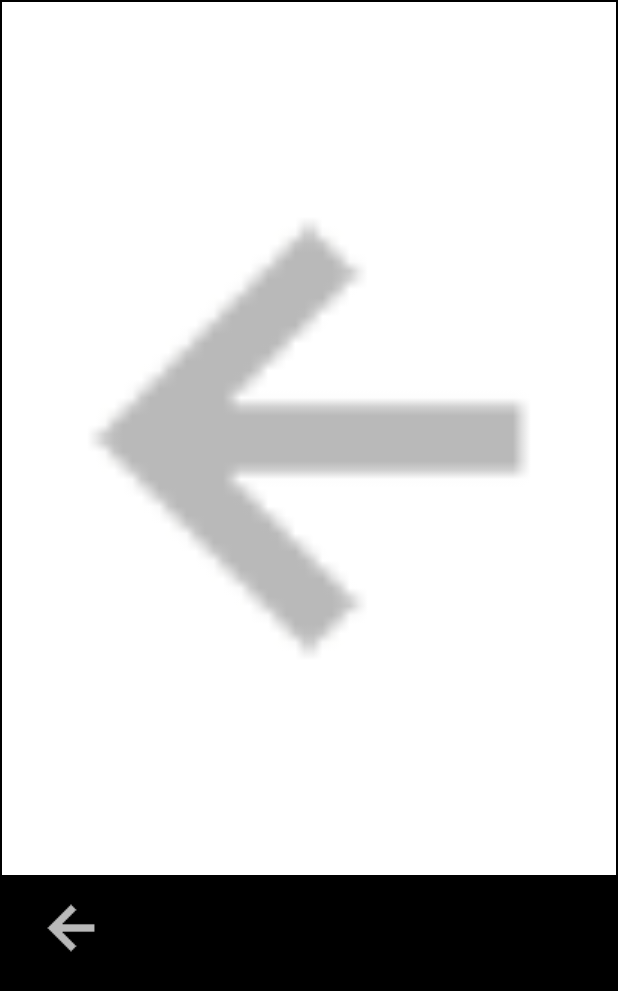
After one commit to fossabot/DLVD_Project, an Android app: the layout activity_show.xml on its own in the app's theme, with its tools: preview values and no code run, on a phone screen of 412 x 824 dp. The commit adds this screen. Shown: the top 991 px of the screen. Run offline under Robolectric (Android 15) with nearby library versions, the phone set to English and light mode, and no system bars.

```diff
--- a/StyleTransferAppTensorflow/app/src/main/java/com/example/etienne/styletransferapptensorflow/Utils.java
+++ b/StyleTransferAppTensorflow/app/src/main/java/com/example/etienne/styletransferapptensorflow/Utils.java
@@ -12,7 +12,7 @@ public class Utils {
         int width = bm.getWidth();
         int height = bm.getHeight();
 
-        Log.d("Size",String.valueOf(width + "|" + height));
+        Log.d("Started Cropping",String.valueOf(width + "|" + height));
 
         int shortEdge = width <  height ? width : height;
 
--- /dev/null
+++ b/StyleTransferAppTensorflow/app/src/main/res/drawable/image_border.xml
@@ -0,0 +1,7 @@
+<?xml version="1.0" encoding="UTF-8"?>
+<shape xmlns:android="http://schemas.android.com/apk/res/android">
+    <solid android:color="#FFFFFF" />
+    <stroke android:width="1dp" android:color="#000000" />
+    <padding android:left="1dp" android:top="1dp" android:right="1dp"
+             android:bottom="1dp" />
+</shape>
--- /dev/null
+++ b/StyleTransferAppTensorflow/app/src/main/res/layout/activity_show.xml
@@ -0,0 +1,38 @@
+<?xml version="1.0" encoding="utf-8"?>
+<RelativeLayout
+        xmlns:android="http://schemas.android.com/apk/res/android"
+        xmlns:app="http://schemas.android.com/apk/res-auto" xmlns:tools="http://schemas.android.com/tools"
+        android:id="@+id/activity_show"
+        android:layout_width="match_parent"
+        android:layout_height="match_parent"
+        android:background="@android:color/background_dark"
+        tools:context="com.example.etienne.styletransferapptensorflow.ShowActivity">
+
+    <LinearLayout
+            android:orientation="vertical"
+            android:layout_width="match_parent"
+            android:layout_height="match_parent" android:weightSum="1">
+        <ImageView
+                android:layout_width="match_parent"
+                android:background="@drawable/image_border"
+                android:layout_height="242dp" app:srcCompat="@drawable/back_arrow" android:id="@+id/imageView5"
+                android:layout_weight="0.78"/>
+        <LinearLayout
+                android:orientation="horizontal"
+                android:layout_width="match_parent"
+                android:layout_height="wrap_content">
+            <ImageButton
+                    android:layout_width="94dp"
+                    android:background="@android:color/transparent"
+                    android:layout_height="67dp" app:srcCompat="@drawable/back_arrow" android:id="@+id/backButton"/>
+        </LinearLayout>
+        <android.support.v7.widget.RecyclerView
+                android:layout_width="match_parent"
+                android:layout_height="75dp"
+                android:id="@+id/listView" android:clipToPadding="false"
+                android:layout_alignParentLeft="true"
+                android:layout_alignParentStart="true" android:layout_marginLeft="5dp"
+                android:layout_weight="0.84">
+        </android.support.v7.widget.RecyclerView>
+    </LinearLayout>
+</RelativeLayout>
--- a/StyleTransferAppTensorflow/app/src/main/res/values/colors.xml
+++ b/StyleTransferAppTensorflow/app/src/main/res/values/colors.xml
@@ -5,4 +5,5 @@
     <color name="colorAccent">#FF4081</color>
     <color name="DarkRed">#44151E</color>
     <color name="LightBlue">#218BE4</color>
+    <color name="Gray">#b9b9b9</color>
 </resources>
```
Also changed, not shown: StyleTransferAppTensorflow/app/src/main/AndroidManifest.xml (+13 -7 lines), StyleTransferAppTensorflow/app/src/main/java/com/example/etienne/styletransferapptensorflow/MainActivity.java (+15 -77 lines), StyleTransferAppTensorflow/app/src/main/java/com/example/etienne/styletransferapptensorflow/ShowActivity.java (added, +93 -0 lines), StyleTransferAppTensorflow/app/src/main/res/drawable/itemtextstyle.xml (added, +15 -0 lines), StyleTransferAppTensorflow/app/src/main/res/layout/activity_main.xml (+22 -39 lines), StyleTransferAppTensorflow/app/src/main/res/layout/style_entry.xml (+6 -8 lines), StyleTransferAppTensorflow/app/src/main/res/drawable/back_arrow.png (added), StyleTransferAppTensorflow/app/src/main/res/drawable/ic_arrow_back_black_48dp.png (deleted), StyleTransferAppTensorflow/app/src/main/res/drawable/ic_photo_camera_black_48dp.png (deleted), StyleTransferAppTensorflow/app/src/main/res/drawable/ic_swap_horiz_black_48dp.png (added), StyleTransferAppTensorflow/app/src/main/res/drawable/ic_switch_camera_black_48dp.png (deleted), StyleTransferAppTensorflow/app/src/main/res/drawable/photo_camera.png (added), StyleTransferAppTensorflow/app/src/main/res/drawable/switch_camera.png (added).
